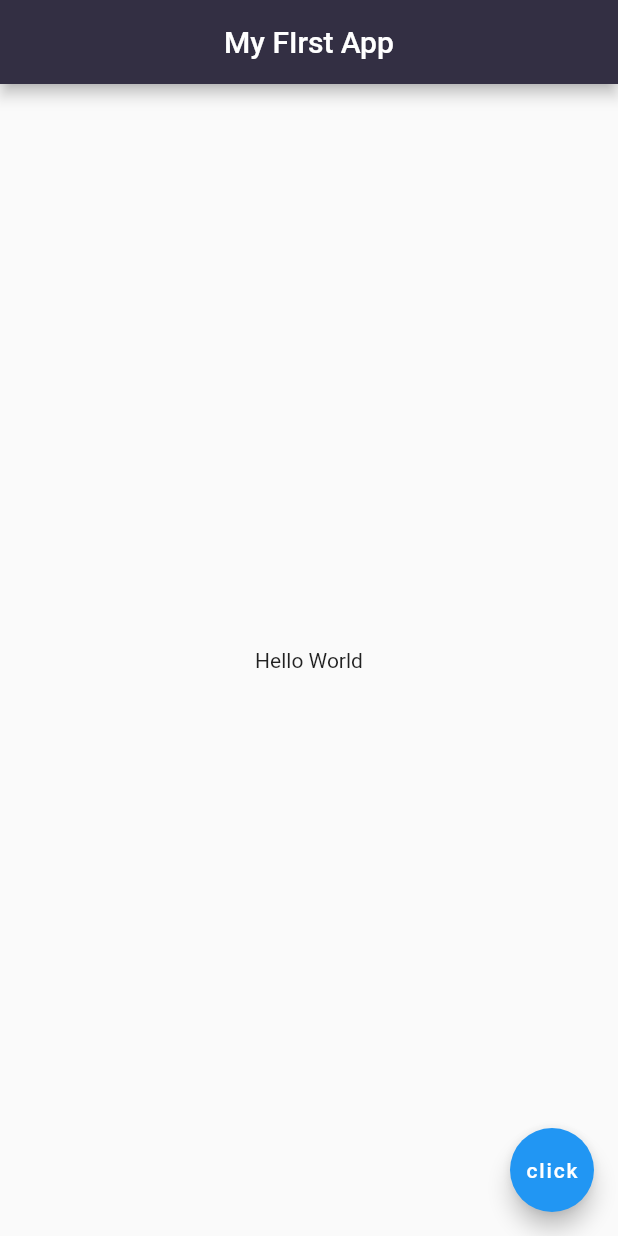
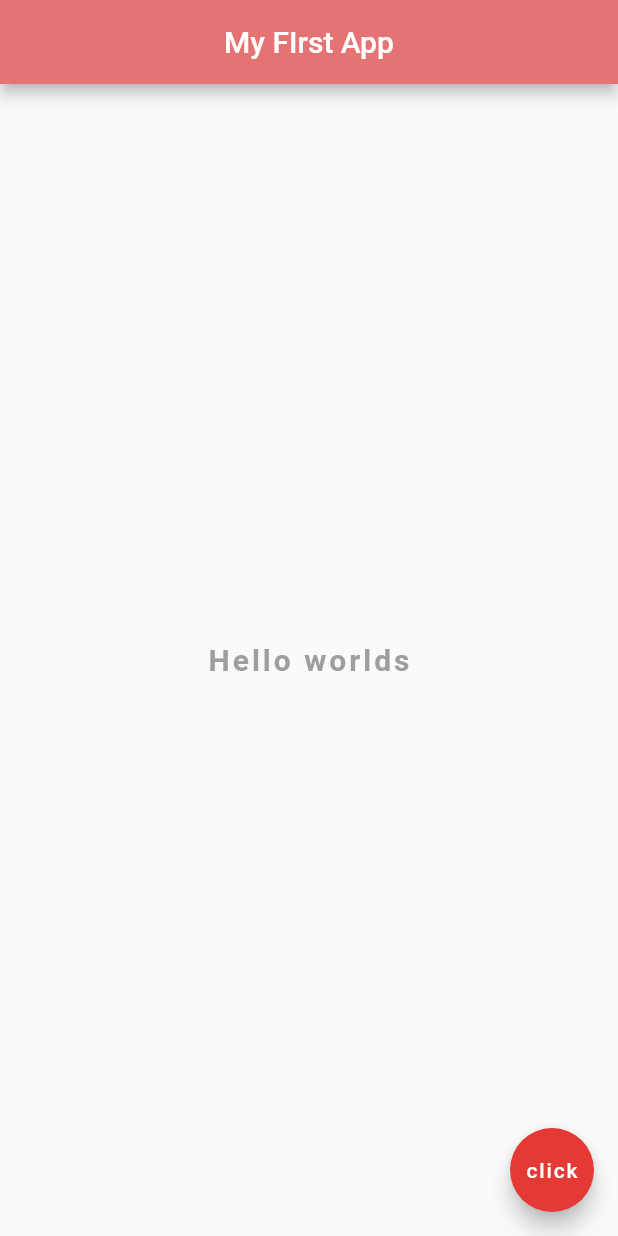
Before and after one commit to googoles/flutter_firstapp, a Flutter app: the screen it shows after launch, on a phone screen of 412 x 824 dp. Run offline on Flutter 3.47's test engine with Material 2 defaults, Android fonts, the phone set to English and light mode, and no system bars; Roboto replaces fonts that are missing (SourceSansPro-Regular).

Commit message:
In Progress

```diff
--- a/lib/main.dart
+++ b/lib/main.dart
@@ -1,17 +1,37 @@
 import 'package:flutter/material.dart';
 
 void main() => runApp(MaterialApp(
-  home: Scaffold( // General Layout
+  home: Home(),
+
+));
+
+class Home extends StatelessWidget{
+  @override
+  Widget build(BuildContext context)
+  {
+    return Scaffold(
       appBar: AppBar(
         title: Text('My FIrst App'),
         centerTitle: true,
-      backgroundColor: const Color(0XFF332F43),
+        backgroundColor: Colors.red[300],
       ),
       body: Center(
-      child: Text("Hello World"),
+        child: Text(
+          'Hello worlds',
+          style: TextStyle(
+            fontSize: 20.0,
+            fontWeight: FontWeight.bold,
+            letterSpacing: 2.0,
+            color: Colors.grey[500],
+            fontFamily: 'SourceSansPro-Regular',
+          ),
+        ),
       ),
       floatingActionButton: FloatingActionButton(
+        onPressed: () {},
         child: Text('click'),
+        backgroundColor: Colors.red[600],
       ),
-  ),
-));
+    );
+
+  }}
```
Also changed, not shown: pubspec.yaml (+6 -11 lines), fonts/SourceSansPro-Regular.ttf (added), 2 other files. Lines whose indentation alone changed are shown as unchanged.
